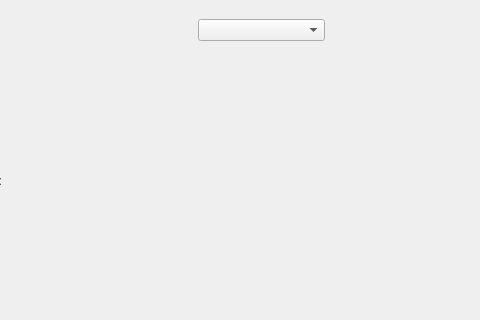
First picture: the form in mainwindow.ui, repository cptsnowball/Isaac-Character-Editor, before the edit; both pictures show x 86 to 566 and y 97 to 417 of the 705 by 417 pixel window.
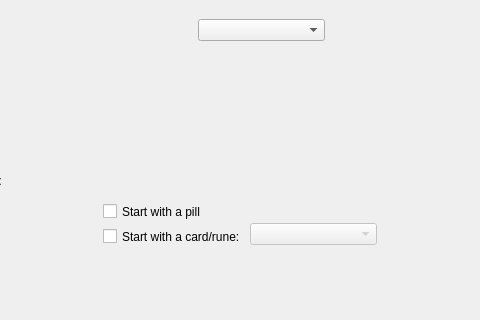
Second picture: the form after the edit.

Commit message: pill and card checkboxes, some drawing stuff

```diff
--- a/mainwindow.ui
+++ b/mainwindow.ui
@@ -2,6 +2,9 @@
 <ui version="4.0">
  <class>MainWindow</class>
  <widget class="QMainWindow" name="MainWindow">
+  <property name="enabled">
+   <bool>true</bool>
+  </property>
   <property name="geometry">
    <rect>
     <x>0</x>
@@ -267,6 +270,70 @@
      </font>
     </property>
    </widget>
+   <widget class="QCheckBox" name="pillCheckBox">
+    <property name="geometry">
+     <rect>
+      <x>189</x>
+      <y>299</y>
+      <width>150</width>
+      <height>19</height>
+     </rect>
+    </property>
+    <property name="font">
+     <font>
+      <pointsize>9</pointsize>
+      <kerning>false</kerning>
+     </font>
+    </property>
+    <property name="text">
+     <string>Start with a pill</string>
+    </property>
+   </widget>
+   <widget class="QCheckBox" name="cardCheckBox">
+    <property name="geometry">
+     <rect>
+      <x>189</x>
+      <y>324</y>
+      <width>150</width>
+      <height>19</height>
+     </rect>
+    </property>
+    <property name="font">
+     <font>
+      <pointsize>9</pointsize>
+      <kerning>false</kerning>
+     </font>
+    </property>
+    <property name="text">
+     <string>Start with a card/rune:</string>
+    </property>
+   </widget>
+   <widget class="QComboBox" name="cardComboBox">
+    <property name="enabled">
+     <bool>false</bool>
+    </property>
+    <property name="geometry">
+     <rect>
+      <x>336</x>
+      <y>320</y>
+      <width>127</width>
+      <height>22</height>
+     </rect>
+    </property>
+   </widget>
+   <widget class="QLabel" name="cardImageLabel">
+    <property name="geometry">
+     <rect>
+      <x>660</x>
+      <y>380</y>
+      <width>32</width>
+      <height>32</height>
+     </rect>
+    </property>
+    <property name="text">
+     <string/>
+    </property>
+   </widget>
   </widget>
  </widget>
  <layoutdefault spacing="6" margin="11"/>
```
Left out of the diff: 34 changed lines with no effect on the pictures. The commit also changes 26 other files.
